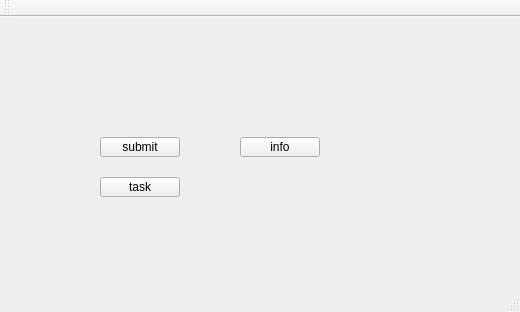
Above: Client/mainwindow.ui from andinsbing/FinalWork before the change. Below: the same form after it.
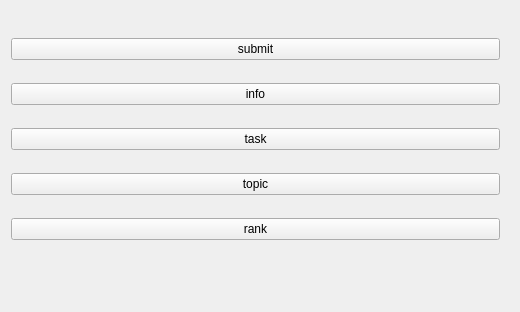
That is the form after the change.

```diff
--- a/Client/mainwindow.ui
+++ b/Client/mainwindow.ui
@@ -14,31 +14,18 @@
    <string>MainWindow</string>
   </property>
   <widget class="QWidget" name="centralWidget">
-   <widget class="QPushButton" name="submitPushButton">
+   <widget class="QWidget" name="gridLayoutWidget">
     <property name="geometry">
      <rect>
-      <x>100</x>
-      <y>120</y>
-      <width>80</width>
-      <height>20</height>
+      <x>0</x>
+      <y>10</y>
+      <width>511</width>
+      <height>261</height>
      </rect>
     </property>
-    <property name="text">
-     <string>submit</string>
-    </property>
-    <property name="checkable">
-     <bool>false</bool>
-    </property>
-   </widget>
+    <layout class="QGridLayout" name="gridLayout">
+     <item row="1" column="0">
    <widget class="QPushButton" name="infoPushButton">
-    <property name="geometry">
-     <rect>
-      <x>240</x>
-      <y>120</y>
-      <width>80</width>
-      <height>20</height>
-     </rect>
-    </property>
     <property name="text">
      <string>info</string>
     </property>
@@ -46,15 +33,26 @@
      <bool>false</bool>
     </property>
    </widget>
+     </item>
+     <item row="0" column="0">
+      <widget class="QPushButton" name="submitPushButton">
+       <property name="text">
+        <string>submit</string>
+       </property>
+       <property name="checkable">
+        <bool>false</bool>
+       </property>
+      </widget>
+     </item>
+     <item row="3" column="0">
+      <widget class="QPushButton" name="topicPushButton">
+       <property name="text">
+        <string>topic</string>
+       </property>
+      </widget>
+     </item>
+     <item row="2" column="0">
    <widget class="QPushButton" name="taskPushButton">
-    <property name="geometry">
-     <rect>
-      <x>100</x>
-      <y>160</y>
-      <width>80</width>
-      <height>20</height>
-     </rect>
-    </property>
     <property name="text">
      <string>task</string>
     </property>
@@ -62,26 +60,17 @@
      <bool>false</bool>
     </property>
    </widget>
-  </widget>
-  <widget class="QMenuBar" name="menuBar">
-   <property name="geometry">
-    <rect>
-     <x>0</x>
-     <y>0</y>
-     <width>520</width>
-     <height>22</height>
-    </rect>
-   </property>
-  </widget>
-  <widget class="QToolBar" name="mainToolBar">
-   <attribute name="toolBarArea">
-    <enum>TopToolBarArea</enum>
-   </attribute>
-   <attribute name="toolBarBreak">
-    <bool>false</bool>
-   </attribute>
-  </widget>
-  <widget class="QStatusBar" name="statusBar"/>
+     </item>
+     <item row="4" column="0">
+      <widget class="QPushButton" name="rankPushButton">
+       <property name="text">
+        <string>rank</string>
+       </property>
+      </widget>
+     </item>
+    </layout>
+   </widget>
+  </widget>
  </widget>
  <layoutdefault spacing="6" margin="11"/>
  <resources/>
```
Left out of the diff: 2 changed lines with no effect on the pictures. Lines whose indentation alone changed are shown as unchanged.
